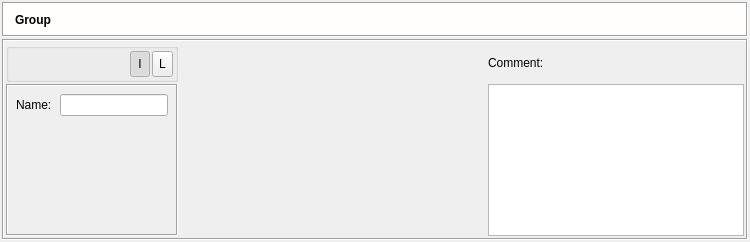
This is src/gui/groupobjectdialog_q.ui in fwbuilder/fwbuilder as Qt 5 draws it before an edit. The edited form follows.
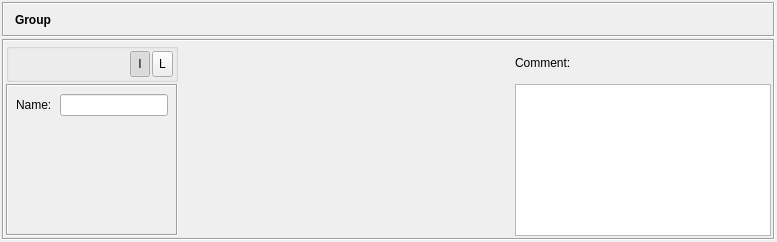
This is the edited form. Icons and pictures are not drawn.

Commit message:
* various dialogs: fixed bug #2187094: "fwbuilder does not use system colors for text boxes".  Some dialogs would not properly pick up KDE theme. This was especially visible if theme used dark background colors and white font, in which case many input fields in dialogs would use white text on white background.
* PolicyCompiler_ipt.cpp (separateUserServices::processNext):
fixed bug #2186568 "Again User service - group/negate".  Compiler
for iptables did not support groups and negation of the
UserService objects.

The edit to the form file:
```diff
--- a/src/gui/groupobjectdialog_q.ui
+++ b/src/gui/groupobjectdialog_q.ui
@@ -8,7 +8,7 @@
    <rect>
     <x>0</x>
     <y>0</y>
-    <width>750</width>
+    <width>777</width>
     <height>242</height>
    </rect>
   </property>
@@ -25,19 +25,7 @@
    <property name="leftMargin" >
     <number>2</number>
    </property>
-   <property name="topMargin" >
-    <number>2</number>
-   </property>
-   <property name="rightMargin" >
-    <number>2</number>
-   </property>
-   <property name="bottomMargin" >
-    <number>2</number>
-   </property>
-   <property name="horizontalSpacing" >
-    <number>2</number>
-   </property>
-   <property name="verticalSpacing" >
+   <property name="spacing" >
     <number>2</number>
    </property>
    <item row="0" column="0" >
@@ -71,70 +59,6 @@
          <height>35</height>
         </size>
        </property>
-       <property name="palette" >
-        <palette>
-         <active>
-          <colorrole role="Base" >
-           <brush brushstyle="SolidPattern" >
-            <color alpha="255" >
-             <red>255</red>
-             <green>255</green>
-             <blue>255</blue>
-            </color>
-           </brush>
-          </colorrole>
-          <colorrole role="Window" >
-           <brush brushstyle="SolidPattern" >
-            <color alpha="255" >
-             <red>255</red>
-             <green>254</green>
-             <blue>253</blue>
-            </color>
-           </brush>
-          </colorrole>
-         </active>
-         <inactive>
-          <colorrole role="Base" >
-           <brush brushstyle="SolidPattern" >
-            <color alpha="255" >
-             <red>255</red>
-             <green>255</green>
-             <blue>255</blue>
-            </color>
-           </brush>
-          </colorrole>
-          <colorrole role="Window" >
-           <brush brushstyle="SolidPattern" >
-            <color alpha="255" >
-             <red>255</red>
-             <green>254</green>
-             <blue>253</blue>
-            </color>
-           </brush>
-          </colorrole>
-         </inactive>
-         <disabled>
-          <colorrole role="Base" >
-           <brush brushstyle="SolidPattern" >
-            <color alpha="255" >
-             <red>255</red>
-             <green>254</green>
-             <blue>253</blue>
-            </color>
-           </brush>
-          </colorrole>
-          <colorrole role="Window" >
-           <brush brushstyle="SolidPattern" >
-            <color alpha="255" >
-             <red>255</red>
-             <green>254</green>
-             <blue>253</blue>
-            </color>
-           </brush>
-          </colorrole>
-         </disabled>
-        </palette>
-       </property>
        <property name="autoFillBackground" >
         <bool>true</bool>
        </property>
@@ -148,19 +72,7 @@
         <property name="leftMargin" >
          <number>2</number>
         </property>
-        <property name="topMargin" >
-         <number>2</number>
-        </property>
-        <property name="rightMargin" >
-         <number>2</number>
-        </property>
-        <property name="bottomMargin" >
-         <number>2</number>
-        </property>
-        <property name="horizontalSpacing" >
-         <number>2</number>
-        </property>
-        <property name="verticalSpacing" >
+        <property name="spacing" >
          <number>2</number>
         </property>
         <item row="0" column="2" >
```
Left out of the diff: 35 changed lines with no effect on the pictures. The commit also changes 29 other files.
